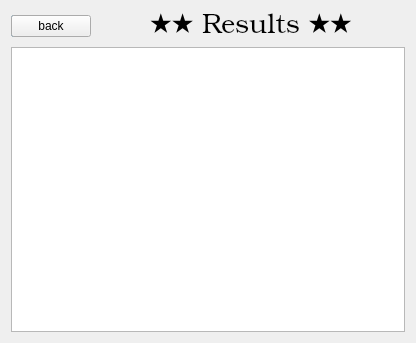
This is src/windows/uis/ResultsDialog.ui in ZulusK/orchestrix as Qt 5 draws it before an edit. The edited form follows.
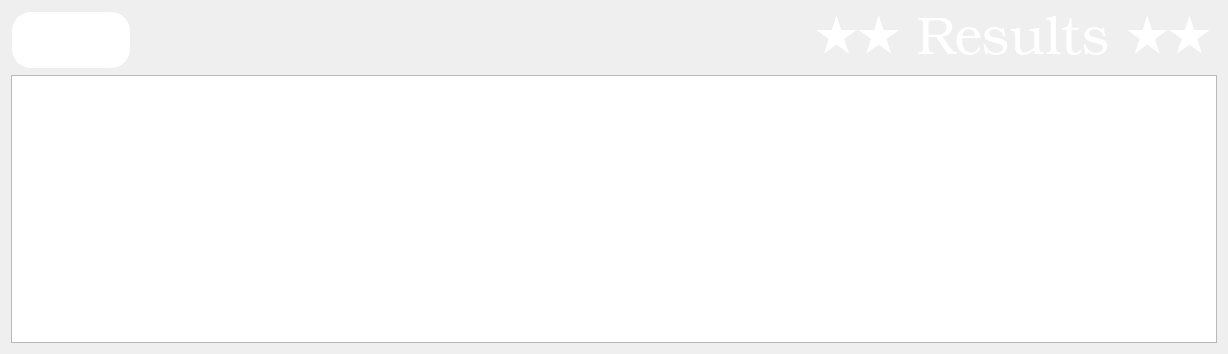
This is the edited form. Icons and pictures are not drawn.

```diff
--- a/src/windows/uis/ResultsDialog.ui
+++ b/src/windows/uis/ResultsDialog.ui
@@ -6,10 +6,8 @@
    <rect>
     <x>0</x>
     <y>0</y>
-    <width>416</width>
-    <height>343</height>
-    <width>554</width>
-    <height>359</height>
+    <width>544</width>
+    <height>354</height>
    </rect>
   </property>
   <property name="windowTitle">
@@ -18,70 +16,78 @@
   <layout class="QVBoxLayout" name="verticalLayout">
    <item>
     <layout class="QGridLayout" name="gridLayout">
-     <item row="0" column="0">
-      <widget class="QPushButton" name="backBtn">
-       <property name="sizePolicy">
-        <sizepolicy hsizetype="Fixed" vsizetype="Fixed">
-         <horstretch>0</horstretch>
-         <verstretch>0</verstretch>
-        </sizepolicy>
-       </property>
-       <property name="styleSheet">
-        <string notr="true">background-color:rgba(201, 235, 206, 49)</string>
-       </property>
-       <property name="text">
-        <string/>
-       </property>
-       <property name="icon">
-        <iconset>
-         <normaloff>../../../w512h5121390846445leftround512.png</normaloff>../../../w512h5121390846445leftround512.png</iconset>
-       </property>
-       <property name="iconSize">
-        <size>
-         <width>25</width>
-         <height>25</height>
-        </size>
-       </property>
-      </widget>
+     <item row="1" column="1" colspan="3">
+      <widget class="QTableView" name="tableView"/>
      </item>
-     <item row="0" column="1">
+     <item row="0" column="2">
       <widget class="QLabel" name="label">
        <property name="font">
         <font>
          <family>URW Bookman L</family>
-         <pointsize>20</pointsize>
+         <pointsize>40</pointsize>
          <weight>9</weight>
          <italic>false</italic>
          <bold>false</bold>
         </font>
        </property>
        <property name="styleSheet">
-        <string notr="true">font: 75 20pt &quot;URW Bookman L&quot;;</string>
+        <string notr="true">font: 75 40pt &quot;URW Bookman L&quot;;
+color:white;</string>
        </property>
        <property name="text">
-        <string>★★ Results ★★</string>
+        <string>                                        ★★ Results ★★</string>
        </property>
        <property name="alignment">
         <set>Qt::AlignCenter</set>
        </property>
       </widget>
      </item>
-     <item row="0" column="0">
+     <item row="0" column="1">
       <widget class="QPushButton" name="backBtn">
        <property name="sizePolicy">
-        <sizepolicy hsizetype="Fixed" vsizetype="Fixed">
+        <sizepolicy hsizetype="Fixed" vsizetype="Preferred">
          <horstretch>0</horstretch>
          <verstretch>0</verstretch>
         </sizepolicy>
        </property>
+       <property name="minimumSize">
+        <size>
+         <width>120</width>
+         <height>50</height>
+        </size>
+       </property>
+       <property name="styleSheet">
+        <string notr="true">QPushButton{
+font: 75 30pt &quot;URW Bookman L&quot;;
+background-color: white;
+ border-style: outset;
+ border-width: 2px;
+color:white;
+ border-radius: 20%;
+ border-color: rgba(0,0,0,0);
+}
+QPushButton:hover{
+border-width: 0px;
+background-color: rgb(255,20,0);
+border-radius: 20%;
+}
+</string>
+       </property>
        <property name="text">
-        <string>back</string>
+        <string/>
+       </property>
+       <property name="icon">
+        <iconset resource="../../../res.qrc">
+         <normaloff>:/res/w512h5121390846445leftround512.png</normaloff>:/res/w512h5121390846445leftround512.png</iconset>
+       </property>
+       <property name="iconSize">
+        <size>
+         <width>25</width>
+         <height>25</height>
+        </size>
        </property>
       </widget>
      </item>
-     <item row="1" column="0" colspan="2">
-      <widget class="QTableView" name="tableView"/>
-     </item>
     </layout>
    </item>
   </layout>
```
Left out of the diff: 4 changed lines with no effect on the pictures.
